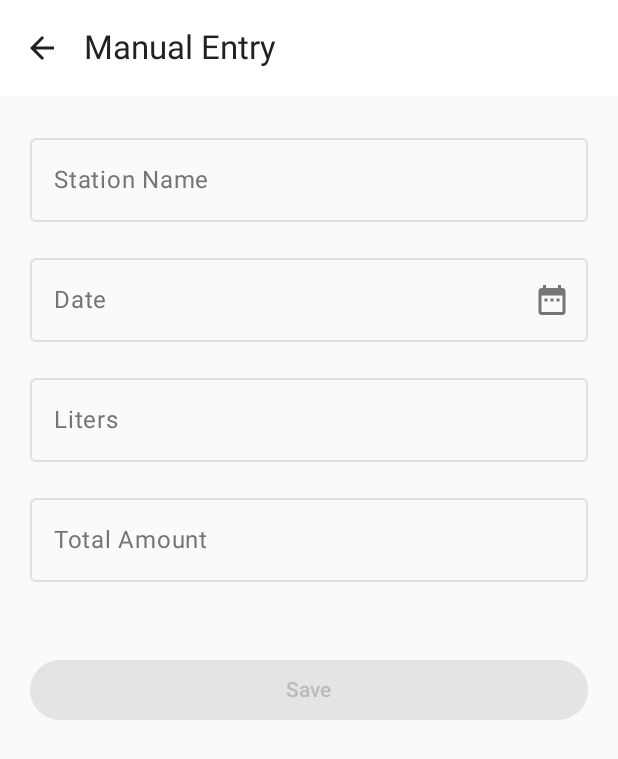
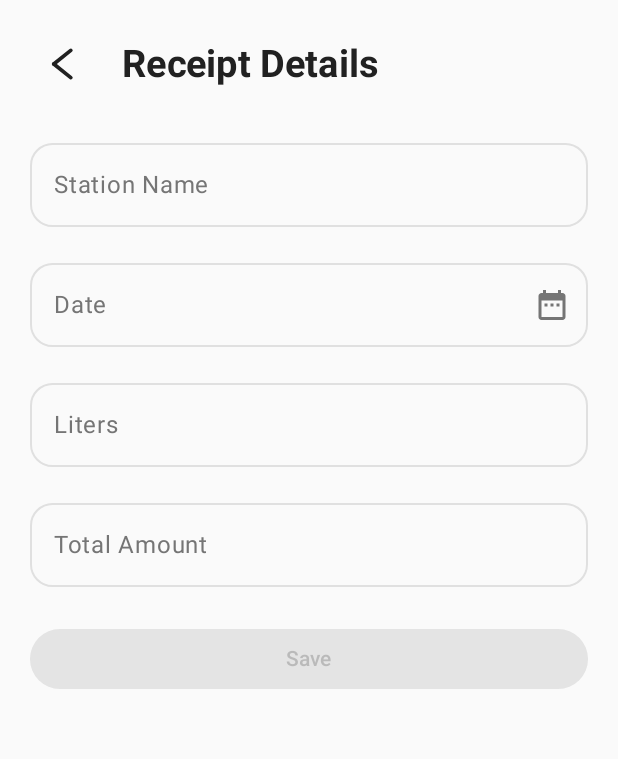
Before and after one commit to RoussosPhilip/App-Receipt-Scanner, an Android app built with Jetpack Compose: the ManualEntryScreen screen opened through its navigation route, on a phone screen of 412 x 824 dp. Shown: the top 759 px of the screen. Run offline under Robolectric (Android 15) with nearby library versions, the phone set to English and light mode, and no system bars.

Commit message:
feat: add reusable back button component

```diff
--- /dev/null
+++ b/app/src/main/java/com/example/receipt_scanner/ui/components/ChevronLleft.kt
@@ -0,0 +1,68 @@
+package com.example.receipt_scanner.ui.components
+
+import androidx.compose.foundation.Canvas
+import androidx.compose.foundation.clickable
+import androidx.compose.foundation.interaction.MutableInteractionSource
+import androidx.compose.foundation.layout.size
+import androidx.compose.material3.MaterialTheme
+import androidx.compose.material3.ripple
+import androidx.compose.runtime.Composable
+import androidx.compose.runtime.remember
+import androidx.compose.ui.Modifier
+import androidx.compose.ui.geometry.Offset
+import androidx.compose.ui.graphics.Color
+import androidx.compose.ui.graphics.StrokeCap
+import androidx.compose.ui.unit.dp
+
+@Composable
+fun ChevronLeft(
+    onClick: () -> Unit,
+    modifier: Modifier = Modifier,
+    color: Color = MaterialTheme.colorScheme.onBackground
+) {
+    Canvas(
+        modifier = modifier
+            .size(24.dp)
+            .clickable(
+                interactionSource = remember { MutableInteractionSource() },
+                indication = ripple(
+                    bounded = false,
+                    radius = 20.dp
+                )
+            ) {
+                onClick()
+            }
+    ) {
+        val strokeWidth = 2.5.dp.toPx()
+
+        // Top line
+        drawLine(
+            color = color,
+            start = Offset(
+                x = size.width * 0.6f,
+                y = size.height * 0.3f
+            ),
+            end = Offset(
+                x = size.width * 0.35f,
+                y = size.height * 0.5f
+            ),
+            strokeWidth = strokeWidth,
+            cap = StrokeCap.Round
+        )
+
+        // Bottom line
+        drawLine(
+            color = color,
+            start = Offset(
+                x = size.width * 0.35f,
+                y = size.height * 0.5f
+            ),
+            end = Offset(
+                x = size.width * 0.6f,
+                y = size.height * 0.7f
+            ),
+            strokeWidth = strokeWidth,
+            cap = StrokeCap.Round
+        )
+    }
+}
--- a/app/src/main/java/com/example/receipt_scanner/ui/components/SummaryCard.kt
+++ b/app/src/main/java/com/example/receipt_scanner/ui/components/SummaryCard.kt
@@ -22,7 +22,7 @@ fun SummaryCard(
         modifier = modifier
             .fillMaxWidth()
             .height(140.dp),
-        colors = CardDefaults.cardColors(MaterialTheme.colorScheme.onTertiaryContainer),
+        colors = CardDefaults.cardColors(MaterialTheme.colorScheme.onPrimaryContainer),
         shape = RoundedCornerShape(28.dp)
     ) {
         Column(
--- a/app/src/main/java/com/example/receipt_scanner/ui/screens/ManualEntryScreen.kt
+++ b/app/src/main/java/com/example/receipt_scanner/ui/screens/ManualEntryScreen.kt
@@ -1,35 +1,38 @@
 package com.example.receipt_scanner.ui.screens
 
-import androidx.compose.foundation.clickable
 import androidx.compose.foundation.interaction.MutableInteractionSource
 import androidx.compose.foundation.interaction.PressInteraction
 import androidx.compose.foundation.layout.*
 import androidx.compose.foundation.rememberScrollState
+import androidx.compose.foundation.shape.RoundedCornerShape
 import androidx.compose.foundation.text.KeyboardOptions
 import androidx.compose.foundation.verticalScroll
 import androidx.compose.material.icons.Icons
-import androidx.compose.material.icons.filled.ArrowBack
 import androidx.compose.material.icons.filled.DateRange
 import androidx.compose.material3.*
 import androidx.compose.runtime.*
+import androidx.compose.ui.Alignment
 import androidx.compose.ui.Modifier
+import androidx.compose.ui.text.font.FontWeight
 import androidx.compose.ui.text.input.KeyboardType
 import androidx.compose.ui.unit.dp
+import androidx.compose.ui.unit.sp
 import com.example.receipt_scanner.ui.components.DatePickerDialog
+import com.example.receipt_scanner.ui.components.ChevronLeft
+
 
 
 @OptIn(ExperimentalMaterial3Api::class)
 @Composable
 fun ManualEntryScreen(
+    modifier: Modifier = Modifier,
     onNavigateBack: () -> Unit,
     onSaveReceipt: (String, String, Double, Double) -> Unit
 ) {
     var stationName by remember { mutableStateOf("") }
     var date by remember { mutableStateOf("") }
-    var typeOfFuel by remember { mutableStateOf("") }
     var liters by remember { mutableStateOf("") }
     var amount by remember { mutableStateOf("") }
-    var pricePerLiter by remember { mutableStateOf("") }
 
     var showDatePicker by remember { mutableStateOf(false) }
 
@@ -44,31 +47,51 @@ fun ManualEntryScreen(
     }
 
     Scaffold(
-        topBar = {
-            TopAppBar(
-                title = { Text("Manual Entry") },
-                navigationIcon = {
-                    IconButton(onClick = onNavigateBack) {
-                        Icon(Icons.Default.ArrowBack, "Back")
-                    }
-                }
-            )
-        }
+        modifier = modifier,
+        containerColor = MaterialTheme.colorScheme.background
     ) { padding ->
+        Box(
+            modifier = Modifier
+                .fillMaxSize()
+                .padding(padding)
+        ) {
             Column(
                 modifier = Modifier
                     .fillMaxSize()
-                .padding(padding)
                     .padding(20.dp)
-                .verticalScroll(rememberScrollState()),
-            verticalArrangement = Arrangement.spacedBy(16.dp)
+                    .verticalScroll(rememberScrollState())
             ) {
+//                Spacer(modifier = Modifier.height(20.dp))
+
+                Row(
+                    modifier = Modifier.fillMaxWidth(),
+                    verticalAlignment = Alignment.CenterVertically
+                ) {
+                    ChevronLeft(
+                        onClick = onNavigateBack,
+                        modifier = Modifier.size(45.dp)
+                    )
+
+                    Spacer(modifier = Modifier.width(16.dp))
+
+                    Text(
+                        text = "Receipt Details",
+                        style = MaterialTheme.typography.titleMedium.copy(fontSize = 25.sp),
+                        fontWeight = FontWeight.Bold
+                    )
+                }
+
+                Spacer(modifier = Modifier.height(22.dp))
+
                 OutlinedTextField(
                     value = stationName,
                     onValueChange = { stationName = it },
                     label = { Text("Station Name") },
                     modifier = Modifier.fillMaxWidth(),
+                    shape = RoundedCornerShape(15.dp)
                 )
+
+                Spacer(modifier = Modifier.height(16.dp))
 
                 OutlinedTextField(
                     value = date,
@@ -78,31 +101,39 @@ fun ManualEntryScreen(
                     interactionSource = dateInteractionSource,
                     trailingIcon = {
                         IconButton(onClick = { showDatePicker = true }) {
-                        Icon(Icons.Default.DateRange, contentDescription = "Select date")
+                            Icon(
+                                imageVector = Icons.Default.DateRange,
+                                contentDescription = "Select date"
+                            )
                         }
                     },
-                modifier = Modifier
-                    .fillMaxWidth()
-                    .clickable { showDatePicker = true }
+                    modifier = Modifier.fillMaxWidth(),
+                    shape = RoundedCornerShape(15.dp)
                 )
+
+                Spacer(modifier = Modifier.height(16.dp))
 
                 OutlinedTextField(
                     value = liters,
                     onValueChange = { liters = it },
                     label = { Text("Liters") },
                     keyboardOptions = KeyboardOptions(keyboardType = KeyboardType.Decimal),
-                modifier = Modifier.fillMaxWidth()
+                    modifier = Modifier.fillMaxWidth(),
+                    shape = RoundedCornerShape(15.dp)
                 )
+
+                Spacer(modifier = Modifier.height(16.dp))
 
                 OutlinedTextField(
                     value = amount,
                     onValueChange = { amount = it },
                     label = { Text("Total Amount") },
                     keyboardOptions = KeyboardOptions(keyboardType = KeyboardType.Decimal),
-                modifier = Modifier.fillMaxWidth()
+                    modifier = Modifier.fillMaxWidth(),
+                    shape = RoundedCornerShape(15.dp)
                 )
 
-            Spacer(modifier = Modifier.height(16.dp))
+                Spacer(modifier = Modifier.height(24.dp))
 
                 Button(
                     onClick = {
@@ -116,7 +147,7 @@ fun ManualEntryScreen(
                 ) {
                     Text("Save")
                 }
-
+            }
         }
     }
 
```
Lines whose indentation alone changed are shown as unchanged.
